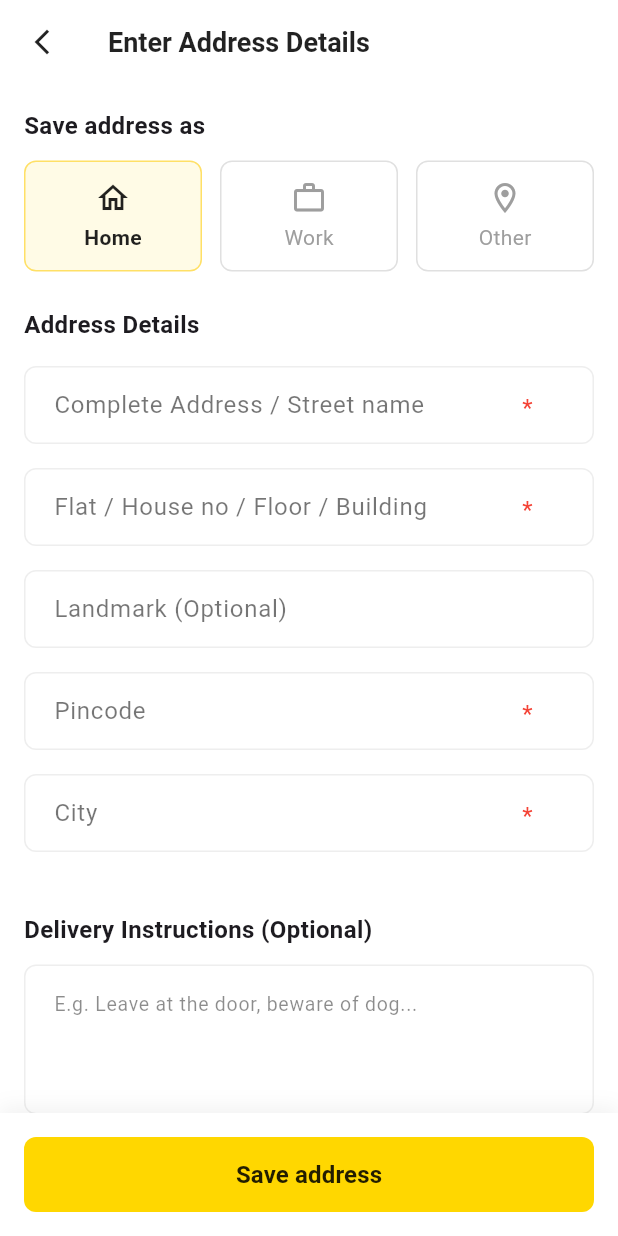
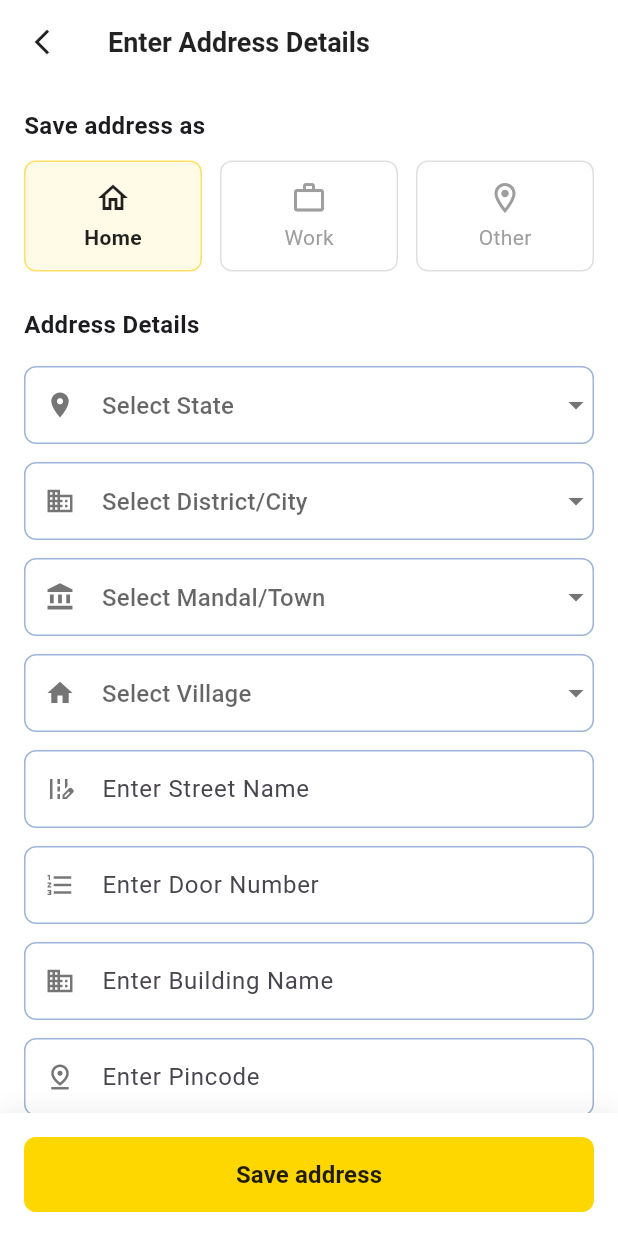
Before and after one commit to infinite-code-solution/flutter-grama-seva, a Flutter app: the EnterOwnAddressScreen screen opened directly, on a phone screen of 412 x 824 dp. Run offline on Flutter 3.47's test engine with Material 3 defaults, Android fonts, the phone set to English and light mode, and no system bars.

Commit message:
Own address screen changes

```diff
--- a/lib/enter_own_address_screen.dart
+++ b/lib/enter_own_address_screen.dart
@@ -9,6 +9,15 @@ class EnterOwnAddressScreen extends StatefulWidget {
 
 class _EnterOwnAddressScreenState extends State<EnterOwnAddressScreen> {
   String selectedType = 'Home';
+  String? selectedState;
+  String? selectedDistrict;
+  String? selectedMandal;
+  String? selectedVillage;
+
+  final List<String> states = ['Andhra Pradesh', 'Karnataka', 'Kerala', 'Tamil Nadu', 'Telangana'];
+  final List<String> districts = ['Bengaluru Urban', 'Mysuru', 'Mangaluru', 'Hubballi', 'Belagavi'];
+  final List<String> mandals = ['Yelahanka', 'Whitefield', 'Koramangala', 'Indiranagar', 'Jayanagar'];
+  final List<String> villages = ['Marathahalli', 'Bellandur', 'HSR Layout', 'BTM Layout', 'Electronic City'];
 
   Widget buildTypeButton(String type, IconData icon) {
     bool isSelected = selectedType == type;
@@ -41,27 +50,51 @@ class _EnterOwnAddressScreenState extends State<EnterOwnAddressScreen> {
     );
   }
 
-  Widget buildTextField(String hint, {bool isMandatory = false}) {
+  Widget buildRealDropdownField(String hint, IconData icon, List<String> items, String? selectedValue, ValueChanged<String?> onChanged) {
     return Padding(
-      padding: const EdgeInsets.only(bottom: 16.0),
+      padding: const EdgeInsets.only(bottom: 12.0),
+      child: DropdownButtonFormField<String>(
+        value: selectedValue,
+        decoration: InputDecoration(
+          hintText: hint,
+          prefixIcon: Icon(icon, color: Colors.grey.shade600, size: 20),
+          contentPadding: const EdgeInsets.symmetric(horizontal: 16, vertical: 14),
+          enabledBorder: OutlineInputBorder(
+            borderRadius: BorderRadius.circular(8),
+            borderSide: BorderSide(color: Colors.blue.shade900.withOpacity(0.4)),
+          ),
+          focusedBorder: OutlineInputBorder(
+            borderRadius: BorderRadius.circular(8),
+            borderSide: BorderSide(color: Colors.blue.shade900),
+          ),
+        ),
+        icon: Icon(Icons.arrow_drop_down, color: Colors.grey.shade600),
+        items: items.map((String value) {
+          return DropdownMenuItem<String>(
+            value: value,
+            child: Text(value, style: const TextStyle(color: Colors.black87, fontSize: 14)),
+          );
+        }).toList(),
+        onChanged: onChanged,
+      ),
+    );
+  }
+
+  Widget buildInputField(String hint, IconData icon) {
+    return Padding(
+      padding: const EdgeInsets.only(bottom: 12.0),
       child: TextField(
         decoration: InputDecoration(
           hintText: hint,
-          hintStyle: const TextStyle(color: Colors.black54),
-          suffixIcon: isMandatory
-              ? const Padding(
-                  padding: EdgeInsets.only(right: 12, top: 14),
-                  child: Text('*', style: TextStyle(color: Colors.red, fontSize: 16)),
-                )
-              : null,
+          prefixIcon: Icon(icon, color: Colors.grey.shade600, size: 20),
           contentPadding: const EdgeInsets.symmetric(horizontal: 16, vertical: 14),
           enabledBorder: OutlineInputBorder(
             borderRadius: BorderRadius.circular(8),
-            borderSide: BorderSide(color: Colors.grey.shade200),
+            borderSide: BorderSide(color: Colors.blue.shade900.withOpacity(0.4)),
           ),
           focusedBorder: OutlineInputBorder(
             borderRadius: BorderRadius.circular(8),
-            borderSide: BorderSide(color: Colors.grey.shade300),
+            borderSide: BorderSide(color: Colors.blue.shade900),
           ),
         ),
       ),
@@ -111,29 +144,15 @@ class _EnterOwnAddressScreenState extends State<EnterOwnAddressScreen> {
             ),
             const SizedBox(height: 16),
 
-            buildTextField('Complete Address / Street name', isMandatory: true),
-            buildTextField('Flat / House no / Floor / Building', isMandatory: true),
-            buildTextField('Landmark (Optional)'),
-            buildTextField('Pincode', isMandatory: true),
-            buildTextField('City', isMandatory: true),
+            buildRealDropdownField('Select State', Icons.location_on, states, selectedState, (val) => setState(() => selectedState = val)),
+            buildRealDropdownField('Select District/City', Icons.domain, districts, selectedDistrict, (val) => setState(() => selectedDistrict = val)),
+            buildRealDropdownField('Select Mandal/Town', Icons.account_balance, mandals, selectedMandal, (val) => setState(() => selectedMandal = val)),
+            buildRealDropdownField('Select Village', Icons.home, villages, selectedVillage, (val) => setState(() => selectedVillage = val)),
 
-            const SizedBox(height: 24),
-
-            const Text(
-              'Delivery Instructions (Optional)',
-              style: TextStyle(fontSize: 16, fontWeight: FontWeight.bold),
-            ),
-            const SizedBox(height: 12),
-            TextField(
-              maxLines: 3,
-              decoration: InputDecoration(
-                hintText: 'E.g. Leave at the door, beware of dog...',
-                hintStyle: const TextStyle(color: Colors.black45, fontSize: 13),
-                contentPadding: const EdgeInsets.symmetric(horizontal: 16, vertical: 14),
-                enabledBorder: OutlineInputBorder(borderRadius: BorderRadius.circular(8), borderSide: BorderSide(color: Colors.grey.shade200)),
-                focusedBorder: OutlineInputBorder(borderRadius: BorderRadius.circular(8), borderSide: BorderSide(color: Colors.grey.shade300)),
-              ),
-            ),
+            buildInputField('Enter Street Name', Icons.edit_road),
+            buildInputField('Enter Door Number', Icons.format_list_numbered),
+            buildInputField('Enter Building Name', Icons.business),
+            buildInputField('Enter Pincode', Icons.pin_drop_outlined),
 
             const SizedBox(height: 100), // padding for bottom button
           ],
```
